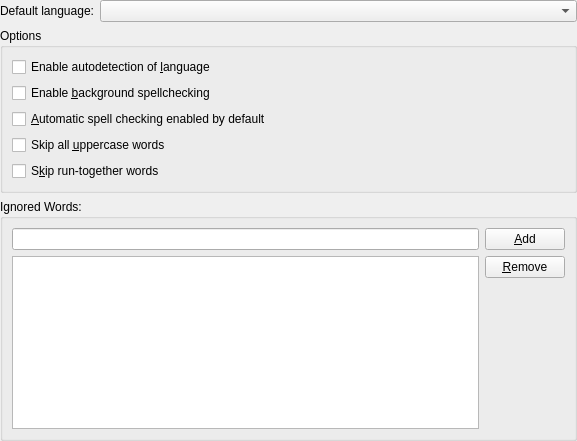
Old version of the form src/ui/configui.ui in the repository KDE/sonnet.
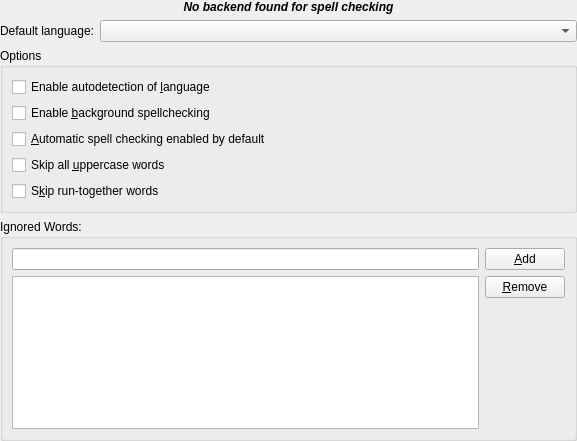
New version of the form. Icons and pictures are not drawn. Custom widgets are drawn as their Qt base class.

Commit message: Add info when we don't find spell checking backend

The edit to the form file:
```diff
--- a/src/ui/configui.ui
+++ b/src/ui/configui.ui
@@ -16,7 +16,16 @@
    <property name="margin">
     <number>0</number>
    </property>
-   <item row="0" column="1">
+   <property name="topMargin">
+    <number>0</number>
+   </property>
+   <property name="rightMargin">
+    <number>0</number>
+   </property>
+   <property name="bottomMargin">
+    <number>0</number>
+   </property>
+   <item row="1" column="1">
     <widget class="Sonnet::DictionaryComboBox" name="m_langCombo">
      <property name="sizePolicy">
       <sizepolicy hsizetype="Expanding" vsizetype="Fixed">
@@ -26,7 +35,7 @@
      </property>
     </widget>
    </item>
-   <item row="1" column="0" colspan="2">
+   <item row="2" column="0" colspan="2">
     <widget class="QGroupBox" name="groupBox1">
      <property name="title">
       <string>Options</string>
@@ -70,7 +79,7 @@
      </layout>
     </widget>
    </item>
-   <item row="0" column="0">
+   <item row="1" column="0">
     <widget class="QLabel" name="textLabel1">
      <property name="text">
       <string>Default language:</string>
@@ -80,7 +89,7 @@
      </property>
     </widget>
    </item>
-   <item row="2" column="0" colspan="2">
+   <item row="3" column="0" colspan="2">
     <widget class="QGroupBox" name="groupBox">
      <property name="title">
       <string>Ignored Words:</string>
@@ -136,6 +145,23 @@
      </layout>
     </widget>
    </item>
+   <item row="0" column="0" colspan="2">
+    <widget class="QLabel" name="nobackendfound">
+     <property name="font">
+      <font>
+       <weight>75</weight>
+       <italic>true</italic>
+       <bold>true</bold>
+      </font>
+     </property>
+     <property name="text">
+      <string>No backend found for spell checking</string>
+     </property>
+     <property name="alignment">
+      <set>Qt::AlignCenter</set>
+     </property>
+    </widget>
+   </item>
   </layout>
  </widget>
  <customwidgets>
```
Left out of the diff: 10 changed lines with no effect on the pictures. The commit also changes 1 other file.
